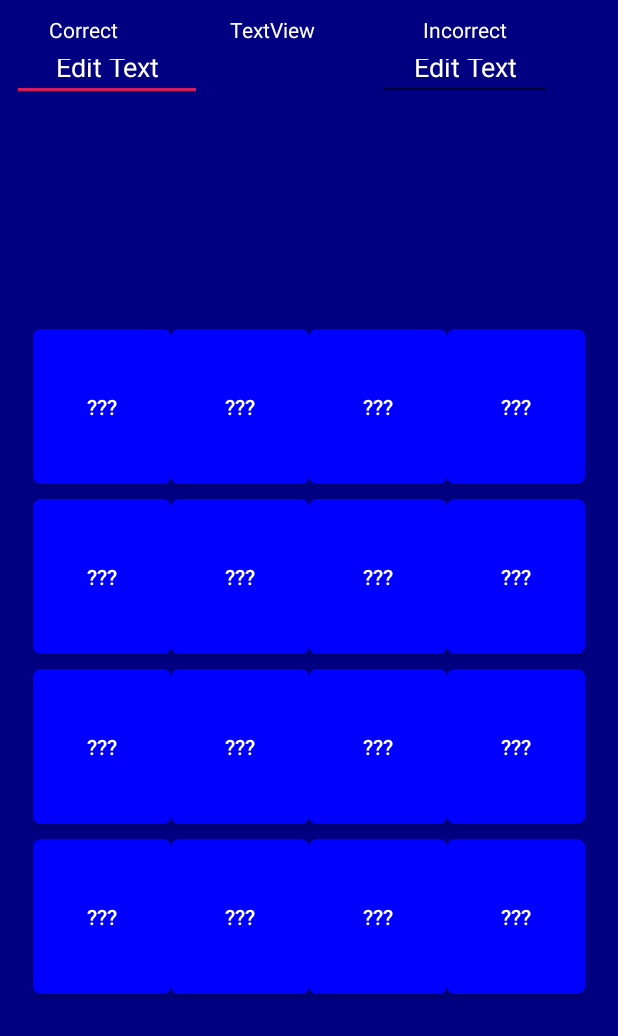
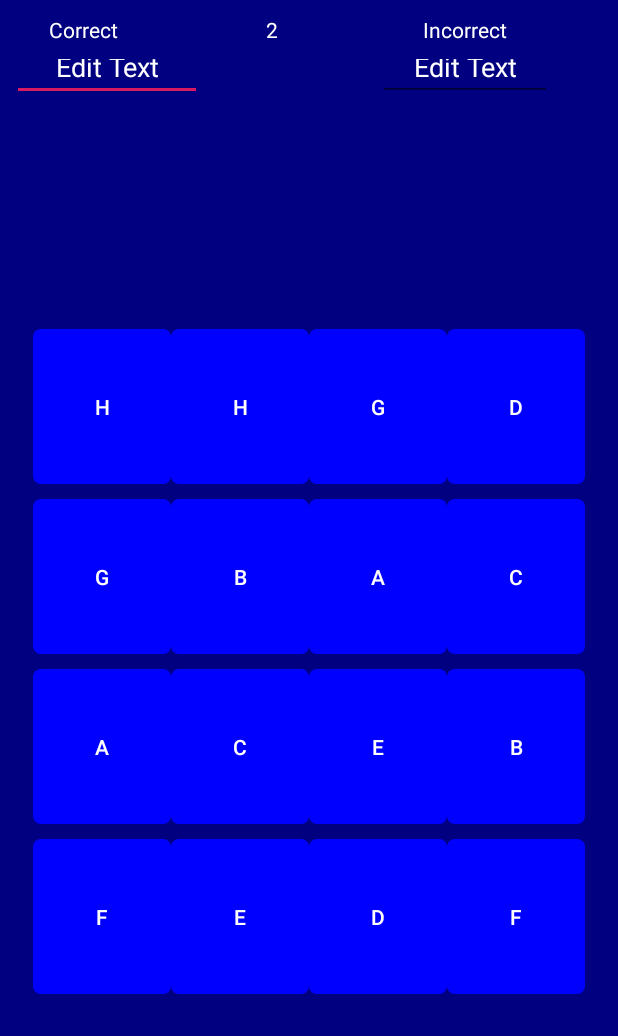
Before and after one commit to helixp90/De_Jesus, an Android app: the SecondActivity screen opened directly, with no data from a screen before it, on a phone screen of 412 x 824 dp. Shown: the top 1036 px of the screen. Run offline under Robolectric (Android 15) with nearby library versions, the phone set to English and light mode, and no system bars.

Commit message:
SO MUCH CODES

```diff
--- a/app/src/main/java/com/example/cocdejesus/de_jesus/SecondActivity.java
+++ b/app/src/main/java/com/example/cocdejesus/de_jesus/SecondActivity.java
@@ -5,6 +5,7 @@ import android.os.Bundle;
 import android.os.CountDownTimer;
 import android.widget.Button;
 import android.widget.TextView;
+import android.widget.Toast;
 
 import java.util.ArrayList;
 import java.util.Arrays;
@@ -13,19 +14,27 @@ import java.util.List;
 
 public class SecondActivity extends Activity {
 
-    public int []buttonid = new int[] {R.id.btn1, R.id.btn2, R.id.btn3, R.id.btn4, R.id.btn5, R.id.btn6, R.id.btn7, R.id.btn8, R.id.btn9, R.id.btn10,
-            R.id.btn11, R.id.btn12, R.id.btn13, R.id.btn14, R.id.btn15, R.id.btn16 };
+    public int []buttonid;
 
-    public List<Button> buttons;
+    public List<Button> buttons = new ArrayList<>();
 
-    public List<String> letters = Arrays.asList("A", "A", "B", "B", "C", "C", "D", "D", "E", "E", "F", "F", "G", "G", "H", "H");
+    public List<String> letters = new ArrayList<>();
 
-    public TextView countdown = findViewById(R.id.countdown);
+    public TextView countdowntxt;
 
     @Override
     protected void onCreate(Bundle savedInstanceState) {
         super.onCreate(savedInstanceState);
         setContentView(R.layout.activity_second);
+
+        buttonid = new int[] {R.id.btn1, R.id.btn2, R.id.btn3, R.id.btn4, R.id.btn5, R.id.btn6, R.id.btn7, R.id.btn8, R.id.btn9, R.id.btn10,
+                R.id.btn11, R.id.btn12, R.id.btn13, R.id.btn14, R.id.btn15, R.id.btn16 };
+
+        letters = Arrays.asList("A", "A", "B", "B", "C", "C", "D", "D", "E", "E", "F", "F", "G", "G", "H", "H");
+
+        countdowntxt = findViewById(R.id.countdown);
+
+        try {
 
             for (int i = 0; i < buttonid.length; i++) {
 
@@ -50,7 +59,7 @@ public class SecondActivity extends Activity {
                         buttons.get(i).setEnabled(false);
                     }
 
-                countdown.setText(Long.toString(untilFinish / 1000));
+                    countdowntxt.setText(String.valueOf(untilFinish / 1000));
 
                 }
 
@@ -63,6 +72,13 @@ public class SecondActivity extends Activity {
                     }
                 }
             }.start();
+        }
+
+        catch (Exception e) {
+
+            Toast.makeText(this, e.getMessage(), Toast.LENGTH_SHORT).show();
+        }
+
 
     }
 }
```
Also changed, not shown: 3 other files. Lines whose indentation alone changed are shown as unchanged.
